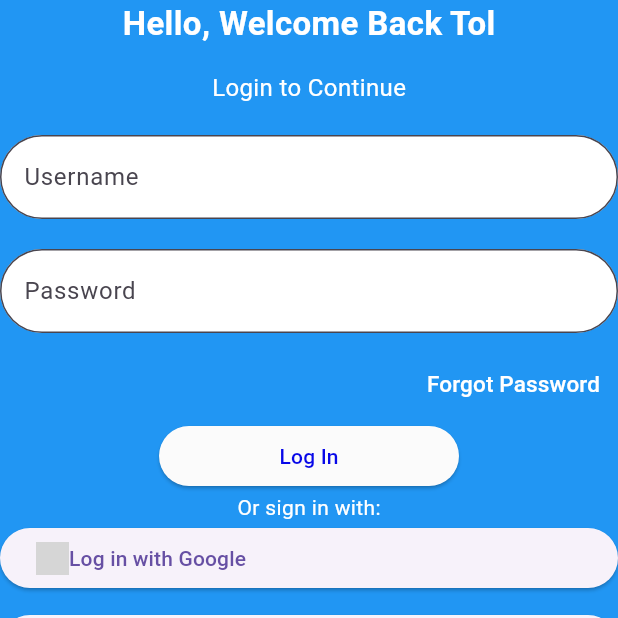
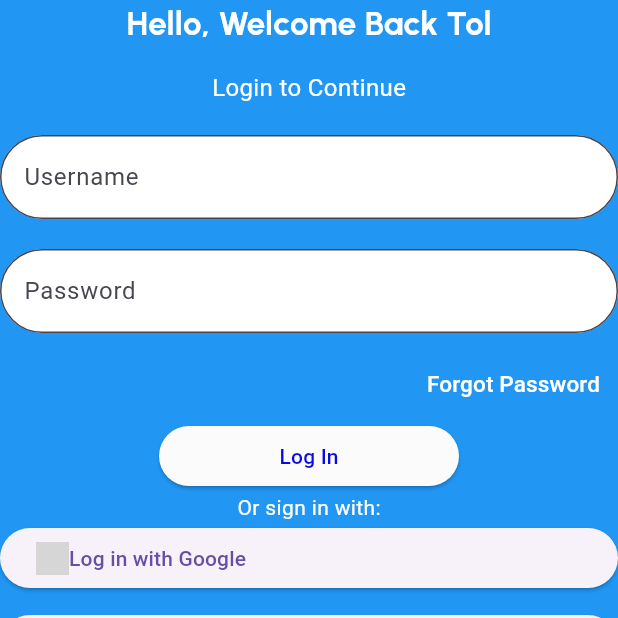
Before and after one commit to Babinsss/flutterapps, a Flutter app: the screen it shows after launch, on a phone screen of 412 x 824 dp, the top half of it. Run offline on Flutter 3.47's test engine with Material 3 defaults, Android fonts, the phone set to English and light mode, and no system bars; grey boxes are pictures that could not be loaded.

Commit message:
intl commit

```diff
--- a/barrientos_flutter_app/lib/login_page.dart
+++ b/barrientos_flutter_app/lib/login_page.dart
@@ -13,7 +13,8 @@ class loginPage extends StatelessWidget {
             style: TextStyle(
                 color: const Color.fromARGB(255, 255, 255, 255),
                 fontSize: 22,
-                fontWeight: FontWeight.bold)),
+                fontWeight: FontWeight.bold,
+                fontFamily: 'Urbanist')),
         SizedBox(height: 16),
         Text(
           'Login to Continue',
```
